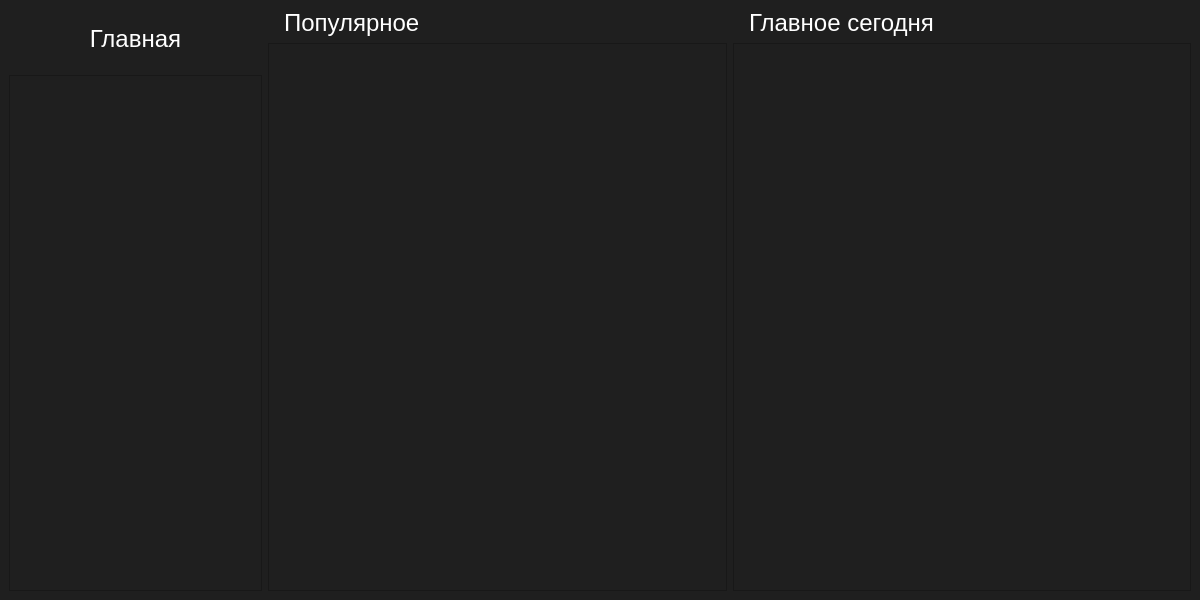
Qt form src/mainwindow.ui (dimkashelk/SimpleKinopoiskQt) before a commit.
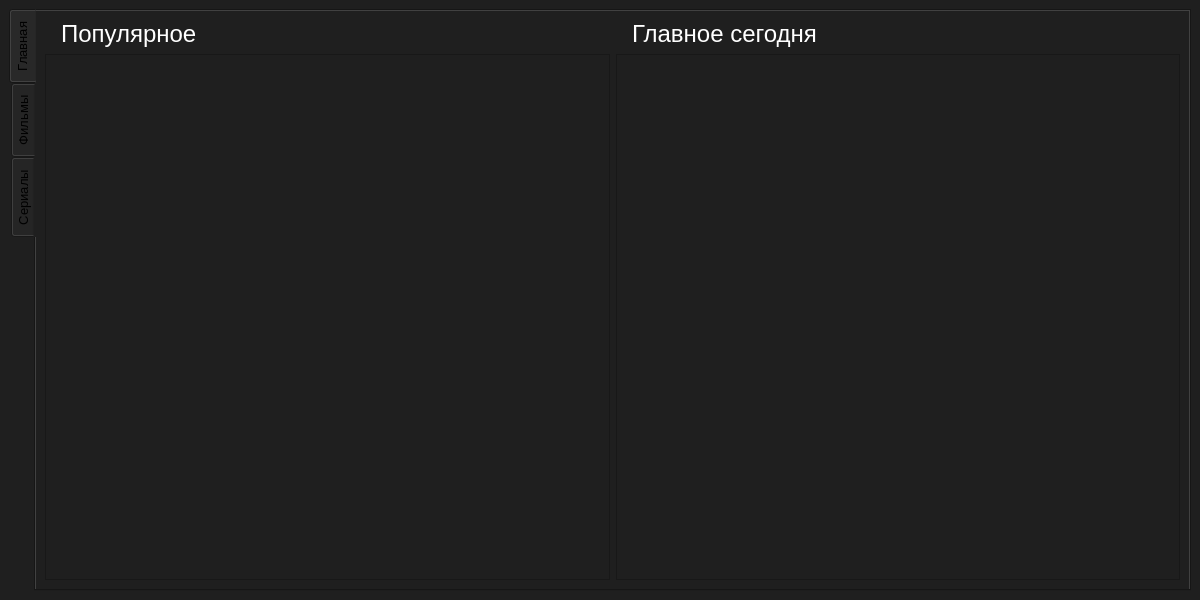
The same form after that commit. Icons and pictures are not drawn.

Diff of the .ui file:
```diff
--- a/src/mainwindow.ui
+++ b/src/mainwindow.ui
@@ -20,98 +20,26 @@
   <widget class="QWidget" name="centralwidget">
    <layout class="QVBoxLayout" name="verticalLayout">
     <item>
-     <layout class="QHBoxLayout" name="horizontalLayout">
-      <item>
-       <layout class="QVBoxLayout" name="left_layout" stretch="0,0">
-        <property name="spacing">
-         <number>6</number>
-        </property>
-        <property name="sizeConstraint">
-         <enum>QLayout::SetDefaultConstraint</enum>
-        </property>
-        <item>
-         <widget class="QToolButton" name="toolButton">
-          <property name="font">
-           <font>
-            <family>Segoe UI</family>
-            <pointsize>18</pointsize>
-           </font>
-          </property>
-          <property name="styleSheet">
-           <string notr="true">QToolButton {
-color: rgb(255, 255, 255);
-background-color: rgba(255, 255, 255, 0);
-height:  auto;
-min-width: 150px;
-width:250px;
-border-radius: 10px;
-text-align:bottom;
-padding-top: 10px;
-padding-bottom: 10px;
-icon-position: left;
-}
-
-QToolButton:hover {
-background-color:rgb(47, 47, 47);
-}</string>
-          </property>
-          <property name="text">
-           <string>Главная</string>
-          </property>
-          <property name="icon">
-           <iconset>
-            <normaloff>home.png</normaloff>home.png</iconset>
-          </property>
-          <property name="iconSize">
-           <size>
-            <width>30</width>
-            <height>30</height>
-           </size>
-          </property>
-          <property name="toolButtonStyle">
-           <enum>Qt::ToolButtonTextBesideIcon</enum>
-          </property>
-          <property name="autoRaise">
-           <bool>false</bool>
-          </property>
-         </widget>
-        </item>
-        <item>
-         <widget class="QScrollArea" name="scrollArea">
-          <property name="sizePolicy">
-           <sizepolicy hsizetype="Minimum" vsizetype="Expanding">
-            <horstretch>0</horstretch>
-            <verstretch>0</verstretch>
-           </sizepolicy>
-          </property>
-          <property name="maximumSize">
-           <size>
-            <width>385</width>
-            <height>549</height>
-           </size>
-          </property>
-          <property name="styleSheet">
-           <string notr="true"/>
-          </property>
-          <property name="widgetResizable">
-           <bool>true</bool>
-          </property>
-          <widget class="QWidget" name="scrollAreaWidgetContents_4">
-           <property name="geometry">
-            <rect>
-             <x>0</x>
-             <y>0</y>
-             <width>251</width>
-             <height>510</height>
-            </rect>
-           </property>
-          </widget>
-         </widget>
-        </item>
-       </layout>
-      </item>
-      <item>
-       <layout class="QHBoxLayout" name="right_layout" stretch="0,0">
+     <widget class="QTabWidget" name="tabWidget">
+      <property name="font">
+       <font>
+        <pointsize>10</pointsize>
+       </font>
+      </property>
+      <property name="tabPosition">
+       <enum>QTabWidget::West</enum>
+      </property>
+      <property name="tabShape">
+       <enum>QTabWidget::Rounded</enum>
+      </property>
+      <property name="currentIndex">
+       <number>0</number>
+      </property>
+      <widget class="QWidget" name="main">
+       <attribute name="title">
+        <string>Главная</string>
+       </attribute>
+       <layout class="QHBoxLayout" name="horizontalLayout_3">
         <item>
          <layout class="QVBoxLayout" name="popular_layout">
           <item>
@@ -141,8 +69,8 @@
               <rect>
                <x>0</x>
                <y>0</y>
-               <width>452</width>
-               <height>536</height>
+               <width>561</width>
+               <height>516</height>
               </rect>
              </property>
             </widget>
@@ -151,7 +79,7 @@
          </layout>
         </item>
         <item>
-         <layout class="QVBoxLayout" name="new_layout">
+         <layout class="QVBoxLayout" name="new_today_layout">
           <item>
            <widget class="QLabel" name="new_label">
             <property name="font">
@@ -179,8 +107,8 @@
               <rect>
                <x>0</x>
                <y>0</y>
-               <width>451</width>
-               <height>536</height>
+               <width>560</width>
+               <height>516</height>
               </rect>
              </property>
             </widget>
@@ -189,8 +117,18 @@
          </layout>
         </item>
        </layout>
-      </item>
-     </layout>
+      </widget>
+      <widget class="QWidget" name="tab_2">
+       <attribute name="title">
+        <string>Фильмы</string>
+       </attribute>
+      </widget>
+      <widget class="QWidget" name="tab">
+       <attribute name="title">
+        <string>Сериалы</string>
+       </attribute>
+      </widget>
+     </widget>
     </item>
    </layout>
   </widget>
```
Left out of the diff: 7 changed lines with no effect on the pictures.
